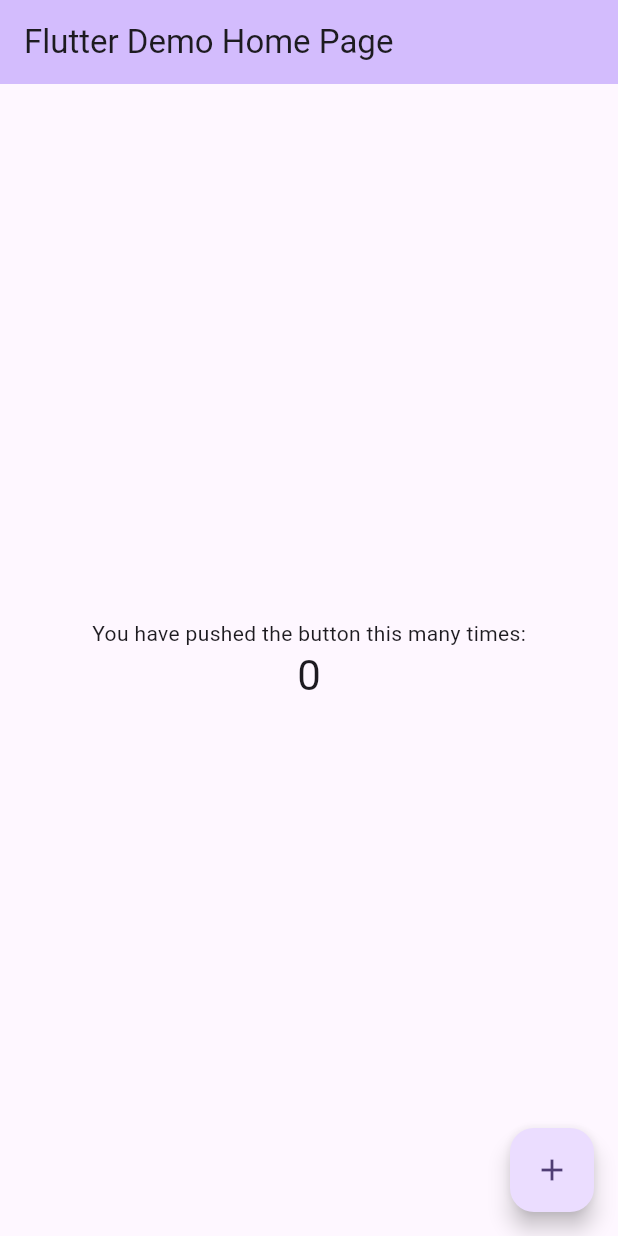
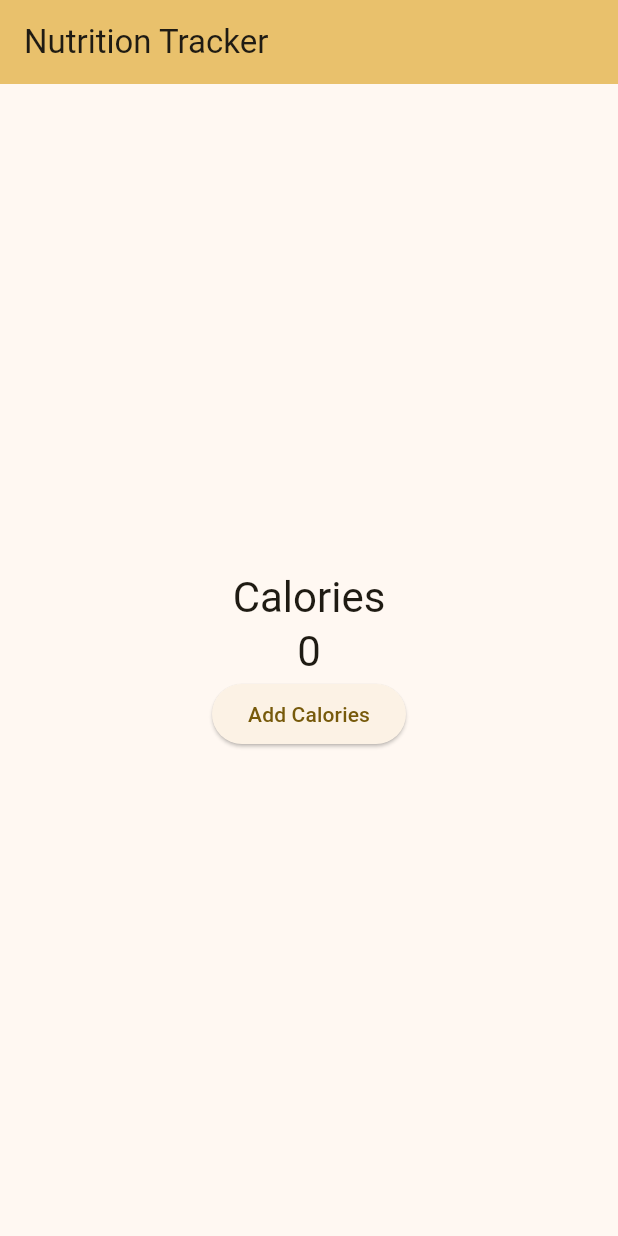
Before and after one commit to sarahdombroski/nutrition-tracker, a Flutter app: the screen it shows after launch, on a phone screen of 412 x 824 dp. Run offline on Flutter 3.47's test engine with Material 3 defaults, Android fonts, the light colour scheme and no system bars.

Commit message:
Add functionality

```diff
--- a/lib/main.dart
+++ b/lib/main.dart
@@ -11,7 +11,7 @@
   @override
   Widget build(BuildContext context) {
     return MaterialApp(
-      title: 'Flutter Demo',
+      title: 'Nutrition Tracker',
       theme: ThemeData(
         // This is the theme of your application.
         //
@@ -28,9 +28,9 @@
         //
         // This works for code too, not just values: Most code changes can be
         // tested with just a hot reload.
-        colorScheme: ColorScheme.fromSeed(seedColor: Colors.deepPurple),
+        colorScheme: ColorScheme.fromSeed(seedColor: Colors.amber),
       ),
-      home: const MyHomePage(title: 'Flutter Demo Home Page'),
+      home: const MyHomePage(title: 'Nutrition Tracker'),
     );
   }
 }
@@ -54,17 +54,34 @@
 }
 
 class _MyHomePageState extends State<MyHomePage> {
-  int _counter = 0;
+  int _calories = 0;
 
-  void _incrementCounter() {
-    setState(() {
-      // This call to setState tells the Flutter framework that something has
-      // changed in this State, which causes it to rerun the build method below
-      // so that the display can reflect the updated values. If we changed
-      // _counter without calling setState(), then the build method would not be
-      // called again, and so nothing would appear to happen.
-      _counter++;
-    });
+  void _incrementCalories() {
+    showDialog(
+      context: context,
+      builder: (BuildContext context) {
+        return AlertDialog(
+          title: Text('Add Calories'),
+          content: TextField(
+            keyboardType: TextInputType.number,
+            decoration: InputDecoration(hintText: "Enter calories"),
+            onChanged: (value) {
+              setState(() {
+                _calories += int.parse(value);
+              });
+            },
+          ),
+          actions: <Widget>[
+            TextButton(
+              child: Text('OK'),
+              onPressed: () {
+                Navigator.of(context).pop();
+              },
+            ),
+          ],
+        );
+      },
+    );
   }
 
   @override
@@ -104,19 +121,20 @@
           // wireframe for each widget.
           mainAxisAlignment: MainAxisAlignment.center,
           children: <Widget>[
-            const Text('You have pushed the button this many times:'),
-            Text(
-              '$_counter',
-              style: Theme.of(context).textTheme.headlineMedium,
+            Text('Calories', style: Theme.of(context).textTheme.headlineMedium,),
+            Text('$_calories', style: Theme.of(context).textTheme.headlineMedium,),
+            ElevatedButton(
+              onPressed: _incrementCalories,
+              child: Text('Add Calories'),
             ),
           ],
         ),
       ),
-      floatingActionButton: FloatingActionButton(
-        onPressed: _incrementCounter,
-        tooltip: 'Increment',
-        child: const Icon(Icons.add),
-      ), // This trailing comma makes auto-formatting nicer for build methods.
+      // floatingActionButton: FloatingActionButton(
+      //   onPressed: _incrementCounter,
+      //   tooltip: 'Increment',
+      //   child: const Icon(Icons.add),
+      // ), // This trailing comma makes auto-formatting nicer for build methods.
     );
   }
 }
```
Also changed, not shown: 208 other files.
